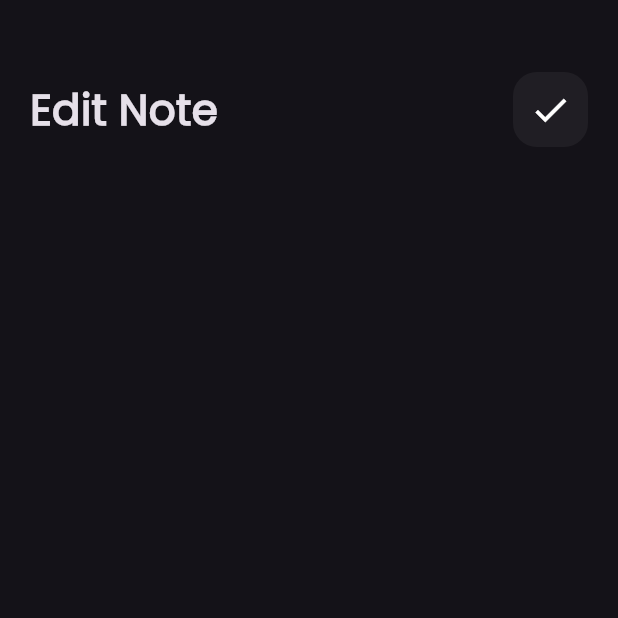
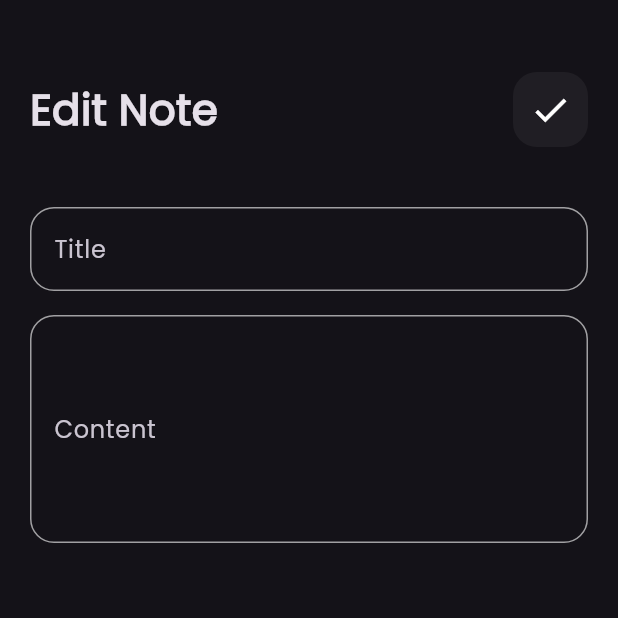
Before and after one commit to Mohamed-Dawood9/notes_app, a Flutter app: the EditNoteView screen opened by its route, on a phone screen of 412 x 824 dp, the top half of it. Run offline on Flutter 3.47's test engine with Material 3 defaults, Android fonts, the phone set to English and light mode, and no system bars.

Commit message:
Complete edit note view

```diff
--- a/lib/view/edit_note_view.dart
+++ b/lib/view/edit_note_view.dart
@@ -1,5 +1,6 @@
 import 'package:flutter/material.dart';
 import 'package:notes_app/widgets/custom_app_bar.dart';
+import 'package:notes_app/widgets/custom_text_field.dart';
 
 class EditNoteView extends StatelessWidget {
   const EditNoteView({super.key});
@@ -17,6 +18,15 @@ class EditNoteView extends StatelessWidget {
               title: "Edit Note",
               icon: Icons.check,
             ),
+            SizedBox(height: 40),
+            CustomTextField(hint: "Title"),
+            SizedBox(
+              height: 16,
+            ),
+            CustomTextField(
+              hint: "\n\nContent\n\n",
+              maxLines: 5,
+            ),
           ],
         ),
       ),
--- a/lib/widgets/custom_text_field.dart
+++ b/lib/widgets/custom_text_field.dart
@@ -22,6 +22,7 @@ class CustomTextField extends StatelessWidget {
 
   OutlineInputBorder buildBorder([color]) {
     return OutlineInputBorder(
+
       borderRadius: BorderRadius.circular(16),
       borderSide: BorderSide(color: color ?? Colors.white60),
     );
```
